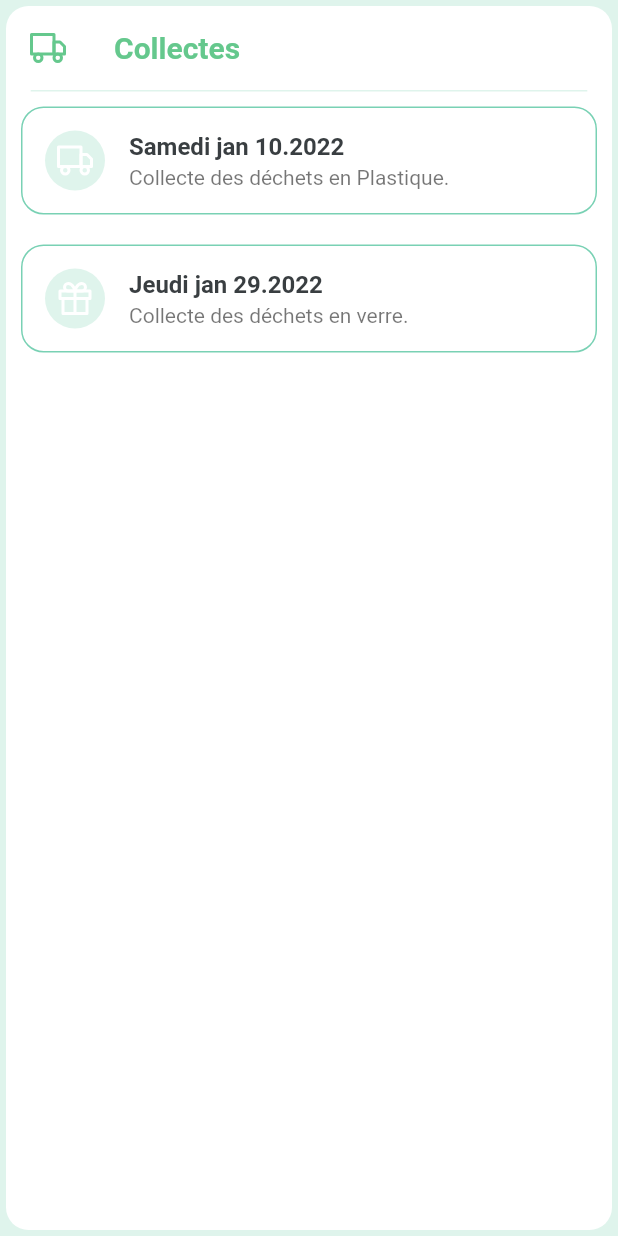
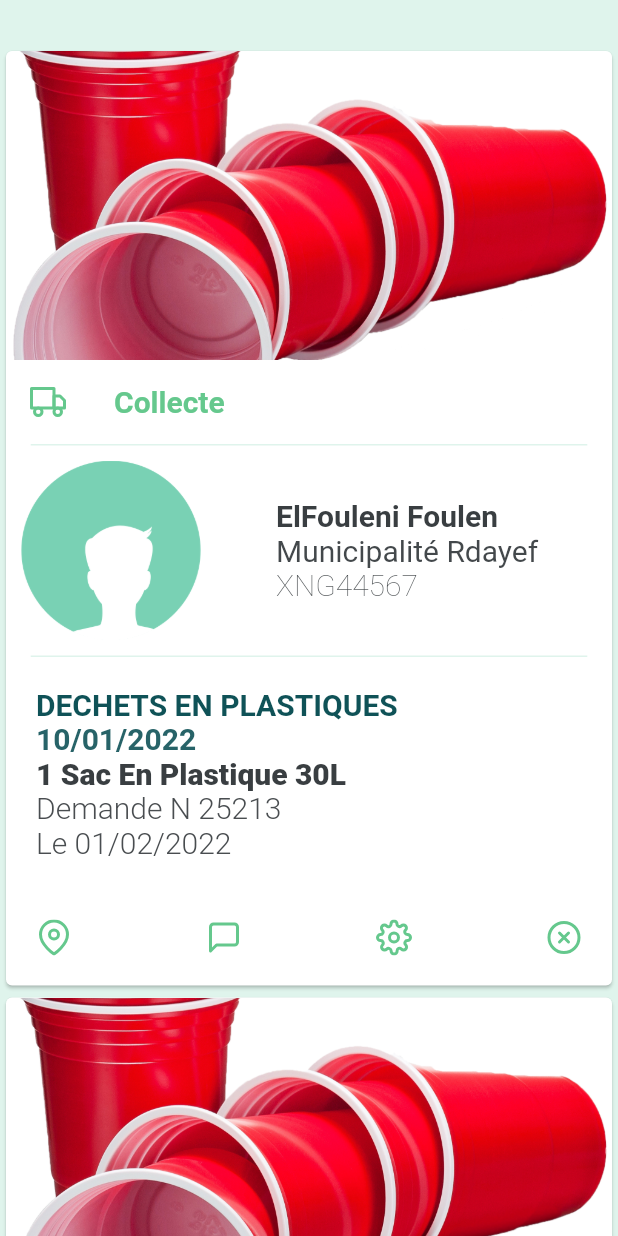
Before and after one commit to jimmy-khalifa/raskel-platform, a Flutter app: the Collects widget shown alone on an empty page, opened directly, after a tap on "Samedi jan 10.2022", on a phone screen of 412 x 824 dp. Run offline on Flutter 3.47's test engine with Material 2 defaults, Android fonts, the light colour scheme and no system bars; our stand-ins replace animated_text_kit, badges, carousel_slider, flutter_feather_icons, google_fonts, google_maps_flutter and 1 more; Roboto replaces fonts that are missing (Tajawal).

Commit message:
Add collectDetail page and login page

```diff
--- a/flutter_mobile/lib/components/_collects.dart
+++ b/flutter_mobile/lib/components/_collects.dart
@@ -1,5 +1,6 @@
 import 'package:flutter/material.dart';
 import "package:flutter_feather_icons/flutter_feather_icons.dart";
+import 'package:flutter_mobile/components/_collectsdetail.dart';
 import 'package:google_fonts/google_fonts.dart';
 
 class Collects extends StatelessWidget {
@@ -39,7 +40,10 @@ class Collects extends StatelessWidget {
             Column(
               children: [
                 InkWell(
-                    onTap: () {},
+                    onTap: () {Navigator.push(
+                  context,
+                  MaterialPageRoute(builder: (context) => const CollectDetail()),
+                );},
                     child: Card(
                       margin:const EdgeInsets.all(10),
                       shape: RoundedRectangleBorder(
--- /dev/null
+++ b/flutter_mobile/lib/components/_collectsdetail.dart
@@ -0,0 +1,167 @@
+import 'package:flutter/material.dart';
+import "package:flutter_feather_icons/flutter_feather_icons.dart";
+import 'package:google_fonts/google_fonts.dart';
+
+class CollectDetail extends StatefulWidget {
+  const CollectDetail({Key? key}) : super(key: key);
+
+  @override
+  _CollectDetailState createState() => _CollectDetailState();
+}
+
+class _CollectDetailState extends State<CollectDetail> {
+  int currentIndex = 0;
+  @override
+  Widget build(BuildContext context) {
+    return Scaffold(
+      body: ListView.builder(
+        padding: const EdgeInsets.only(top: 30),
+        itemCount: 3,
+        itemBuilder: (context,index){
+
+          return
+             Card(
+              child: Column(
+            crossAxisAlignment: CrossAxisAlignment.start,
+            children: [
+              Image.asset('assets/images/pngwing.png',height:MediaQuery.of(context).size.height /4,width:MediaQuery.of(context).size.width, fit: BoxFit.cover,),
+              ListTile(
+                leading: const Icon(
+                  FeatherIcons.truck,
+                  color: Color(0xFF65C88D),
+                ),
+                title: Text(
+                  "Collecte",
+                  style: GoogleFonts.tajawal(
+                      textStyle: const TextStyle(
+                    color: Color(0xFF65C88D),
+                    fontWeight: FontWeight.w700,
+                    fontSize: 20.0,
+                  )),
+                ),
+              ),
+              Divider(
+                height: 1,
+                thickness: 1,
+                color: const Color(0xFFdff4ec),
+                indent: MediaQuery.of(context).size.width * 4 / 100,
+                endIndent: MediaQuery.of(context).size.width * 4 / 100,
+              ),
+              Row(children: [
+                Padding(padding:const EdgeInsets.only(top:10,bottom: 10,left: 10),
+                child:
+                Image.asset('assets/images/secondprofile.png',
+                      height: 120, fit: BoxFit.contain),
+                ),
+                 const SizedBox(
+                   height: 20,
+                   width: 50,
+
+                 ),
+                Column(
+                    crossAxisAlignment: CrossAxisAlignment.start,
+                    children:  [
+                      Text('ElFouleni Foulen',style: GoogleFonts.tajawal(
+                    textStyle:const TextStyle(
+                  color: Color(0xFF393e41),
+                  fontWeight: FontWeight.w700,
+                  fontSize: 20.0,
+                )),),
+                      Text("Municipalité Rdayef",style: GoogleFonts.tajawal(
+                    textStyle:const TextStyle(
+                  color: Color(0xF2393E41),
+                  fontWeight: FontWeight.w400,
+                  fontSize: 20.0,
+                )),),
+                      Text("XNG44567",style: GoogleFonts.tajawal(
+                    textStyle:const TextStyle(
+                  color: Color(0xF2393E41),
+                  fontWeight: FontWeight.w200,
+                  fontSize: 20.0,
+                )),),
+                    ],
+              )]),
+
+              Divider(
+                height: 1,
+                thickness: 1,
+                color: const Color(0xFFdff4ec),
+                indent: MediaQuery.of(context).size.width * 4 / 100,
+                endIndent: MediaQuery.of(context).size.width * 4 / 100,
+              ),
+              Padding(
+                  padding: const EdgeInsets.all(20),
+                  child: Column(
+                      crossAxisAlignment: CrossAxisAlignment.start,
+                      children: [
+                        Text(
+                          "DECHETS EN PLASTIQUES",style: GoogleFonts.tajawal(
+                    textStyle:const TextStyle(
+                  color: Color(0xFF0f5257),
+                  fontWeight: FontWeight.w700,
+                  fontSize: 20.0,
+                )),
+                        ),
+                        Text(
+                          "10/01/2022",style: GoogleFonts.tajawal(
+                    textStyle:const TextStyle(
+                  color: Color(0xFF276368),
+                  fontWeight: FontWeight.w700,
+                  fontSize: 20.0,
+                )),
+                        ),
+                        Text("1 Sac En Plastique 30L",style: GoogleFonts.tajawal(
+                    textStyle:const TextStyle(
+                  color: Color(0xFF393e41),
+                  fontWeight: FontWeight.w800,
+                  fontSize: 20.0,
+                )),),
+                        Text("Demande N 25213",style: GoogleFonts.tajawal(
+                    textStyle:const TextStyle(
+                  color: Color(0xFF494d50),
+                  fontWeight: FontWeight.w300,
+                  fontSize: 20.0,
+                )),),
+                        Text("Le 01/02/2022",style: GoogleFonts.tajawal(
+                    textStyle:const TextStyle(
+                  color: Color(0xFF494d50),
+                  fontWeight: FontWeight.w300,
+                  fontSize: 20.0,
+                )),)
+                      ])),
+
+          ButtonBar(
+                    alignment: MainAxisAlignment.spaceBetween,
+                    children: [
+                      IconButton(
+                          hoverColor: Colors.transparent,
+                          highlightColor: Colors.transparent,
+                          splashColor: Colors.transparent,
+                          onPressed: () {},
+                          icon:const Icon(FeatherIcons.mapPin, color: Color(0xFF65C88D))),
+                           IconButton(
+                          hoverColor: Colors.transparent,
+                          highlightColor: Colors.transparent,
+                          splashColor: Colors.transparent,
+                          onPressed: () {},
+                          icon:const Icon(FeatherIcons.messageSquare, color: Color(0xFF65C88D))),
+                           IconButton(
+                          hoverColor: Colors.transparent,
+                          highlightColor: Colors.transparent,
+                          splashColor: Colors.transparent,
+                          onPressed: () {},
+                          icon:const Icon(FeatherIcons.settings, color: Color(0xFF65C88D))),
+                          IconButton(
+                          hoverColor: Colors.transparent,
+                          highlightColor: Colors.transparent,
+                          splashColor: Colors.transparent,
+                          onPressed: () {},
+                          icon:const Icon(FeatherIcons.xCircle, color: Color(0xFF65C88D))),
+
+                          ],)]),
+
+
+      );}),);
+
+  }
+}
--- a/flutter_mobile/lib/screen/_getstarted.dart
+++ b/flutter_mobile/lib/screen/_getstarted.dart
@@ -5,8 +5,8 @@ import 'package:flutter_mobile/components/getstarted/_gsjoin.dart';
 import 'package:flutter_mobile/components/getstarted/_gsparticipate.dart';
 import 'package:flutter_mobile/components/getstarted/_gsstart.dart';
 import 'package:flutter_mobile/components/getstarted/_gswin.dart';
+import 'package:flutter_mobile/screen/_singin.dart';
 import 'package:google_fonts/google_fonts.dart';
-import '_home.dart';
 
 final List<Widget> pages = [
   const StartWidget(),
@@ -121,7 +121,7 @@ class CarouselSliderWidget extends State<GetStarted> {
                                   Navigator.push(
                                     context,
                                     MaterialPageRoute(
-                                        builder: (context) =>const Home()),
+                                        builder: (context) =>const SignIn()),
                                   );
                                 },
                                 child: Text('Passer',
--- a/flutter_mobile/lib/screen/_home.dart
+++ b/flutter_mobile/lib/screen/_home.dart
@@ -75,6 +75,7 @@ class _HomeState extends State<Home> {
               icon: Icon(FeatherIcons.menu, color: Color(0xFF65C88D)),
               label: "Drawer"),
         ],
+
       ),
     );
   }
--- a/flutter_mobile/lib/screen/_selectview.dart
+++ b/flutter_mobile/lib/screen/_selectview.dart
@@ -31,7 +31,8 @@ class _SelectViewState extends State<SelectView> {
   Widget build(BuildContext context) {
     return Scaffold(
         backgroundColor: Colors.white,
-        body: Column(
+        body:
+        Column(
           crossAxisAlignment: CrossAxisAlignment.start,
           children: <Widget>[
             Container(
--- a/flutter_mobile/pubspec.yaml
+++ b/flutter_mobile/pubspec.yaml
@@ -85,6 +85,8 @@ flutter:
    - assets/getstarted/communicate.png
    - assets/getstarted/win.png
    - assets/getstarted/join.png
+   - assets/images/secondprofile.png
+   - assets/images/pngwing.png
    #- images/a_dot_ham.jpeg
 
   # An image asset can refer to one or more resolution-specific "variants", see
```
Also changed, not shown: flutter_mobile/lib/main.dart (+6 -34 lines), flutter_mobile/lib/screen/_drawerview.dart (+19 -21 lines), flutter_mobile/lib/screen/_headerdrawer.dart (+13 -20 lines), flutter_mobile/lib/screen/_singin.dart (added, +77 -0 lines), flutter_mobile/assets/images/pngwing.png (added), flutter_mobile/assets/images/secondprofile.png (added).
